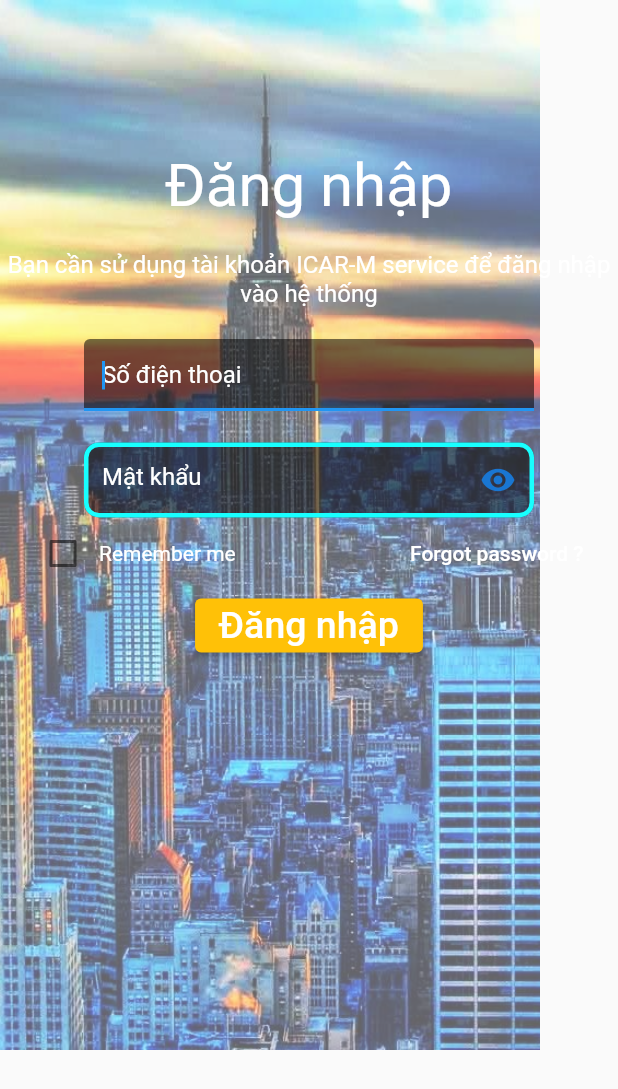
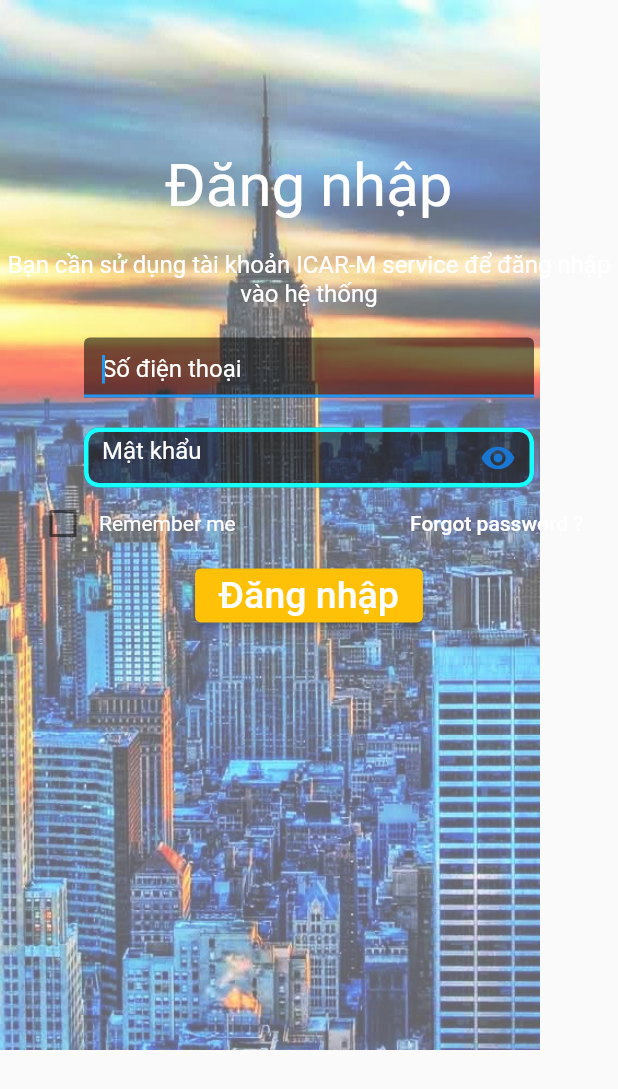
Before and after one commit to dactuanbka/adaptive_app, a Flutter app: the screen it shows after launch, on a phone screen of 412 x 824 dp. Shown: the top 1089 px of the screen. Run offline on Flutter 3.47's test engine with Material 2 defaults, Android fonts, the phone set to English and light mode, and no system bars.

Commit message:
change height

```diff
--- a/lib/main.dart
+++ b/lib/main.dart
@@ -98,7 +98,7 @@ class _MyApp extends State<MyApp> {
     // final bool hasFocus = focusNode.hasFocus;
     return Container(
       width: 300,
-      height: 50,
+      height: 40,
       child: const TextField(
         keyboardType: TextInputType.number,
         autofocus: true,
@@ -128,7 +128,7 @@ class _MyApp extends State<MyApp> {
   password() {
     return Container(
       width: 300,
-      height: 50,
+      height: 40,
       child: TextField(
           obscureText: _passwordVisible,
           autocorrect: true,
```
